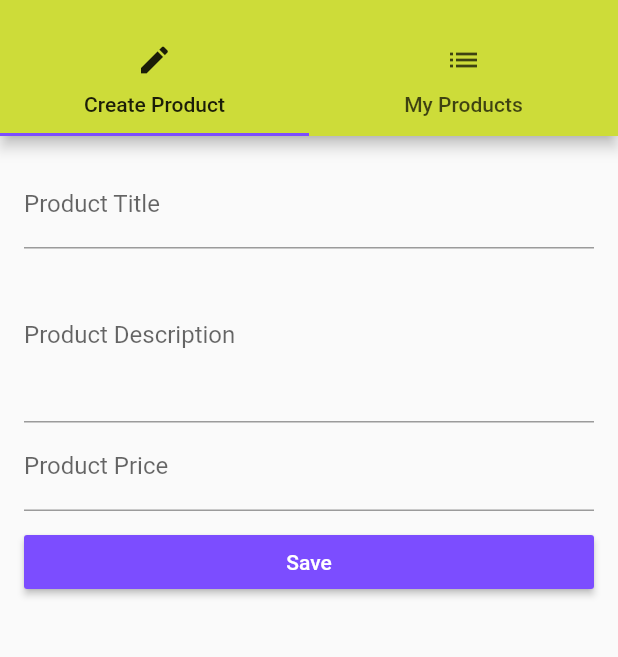
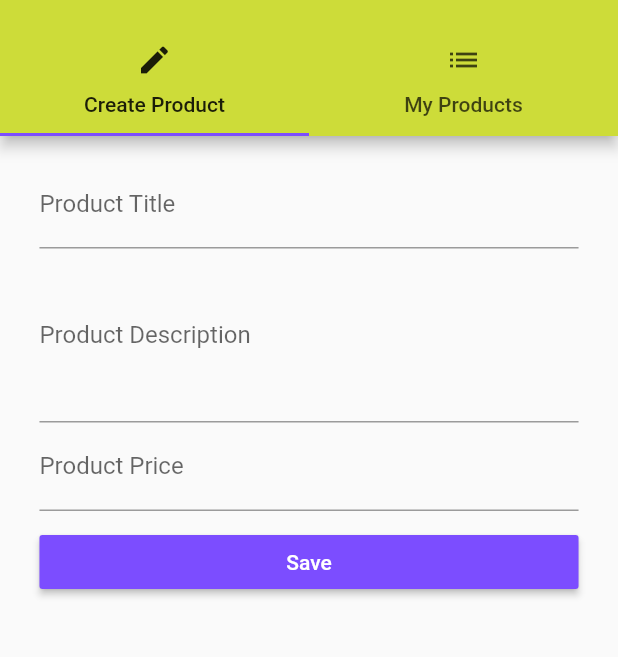
Before and after one commit to andres-gr/flutter-udemy-course, a Flutter app: the ProductsAdminPage screen opened by its route, on a phone screen of 412 x 824 dp, the part 59-716 px from its top. Run offline on Flutter 3.47's test engine with Material 2 defaults, Android fonts, the phone set to English and light mode, and no system bars.

Commit message:
section 8, lecture 118 complete

```diff
--- a/lib/src/pages/product_create.dart
+++ b/lib/src/pages/product_create.dart
@@ -74,9 +74,16 @@ class _ProductCreatePageState extends State<ProductCreatePage> {
 
   @override
   Widget build(BuildContext context) {
+    final double currentWidth = MediaQuery.of(context).size.width;
+    final double width = currentWidth > 550.0 ? 500.0 : currentWidth * 0.95;
+    final double padding = currentWidth - width;
+
     return Container(
       margin: const EdgeInsets.all(16.0),
       child: ListView(
+        padding: EdgeInsets.symmetric(
+          horizontal: padding / 2,
+        ),
         children: <Widget>[
           _buildTitleTextField(),
           _buildDescriptionTextField(),
```
Also changed, not shown: lib/src/pages/auth.dart (+10 -3 lines).
